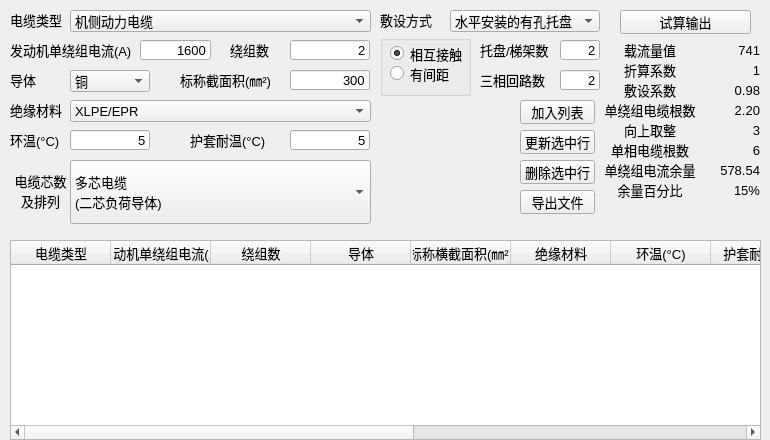
Before: the Qt Designer form ui/PowerCableForm.ui in LeeZhang1979/UniTools, drawn with Qt 5.
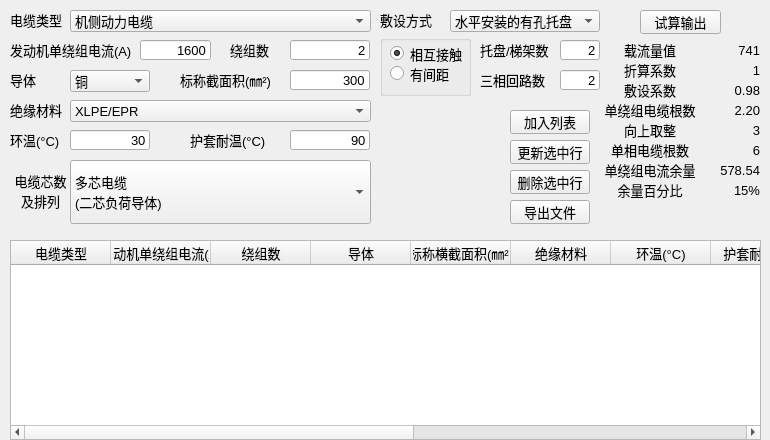
After: the same form once the commit is applied.

What changed in the file:
```diff
--- a/ui/PowerCableForm.ui
+++ b/ui/PowerCableForm.ui
@@ -365,7 +365,7 @@
     <string/>
    </property>
    <property name="text">
-    <string>5</string>
+    <string>90</string>
    </property>
    <property name="alignment">
     <set>Qt::AlignRight|Qt::AlignTrailing|Qt::AlignVCenter</set>
@@ -563,7 +563,7 @@
     <string/>
    </property>
    <property name="text">
-    <string>5</string>
+    <string>30</string>
    </property>
    <property name="alignment">
     <set>Qt::AlignRight|Qt::AlignTrailing|Qt::AlignVCenter</set>
@@ -1076,9 +1076,9 @@
   <widget class="QPushButton" name="btnCalculation">
    <property name="geometry">
     <rect>
-     <x>620</x>
+     <x>640</x>
      <y>10</y>
-     <width>131</width>
+     <width>81</width>
      <height>24</height>
     </rect>
    </property>
@@ -1095,9 +1095,9 @@
   <widget class="QPushButton" name="btnAdd">
    <property name="geometry">
     <rect>
-     <x>520</x>
-     <y>100</y>
-     <width>75</width>
+     <x>510</x>
+     <y>110</y>
+     <width>80</width>
      <height>24</height>
     </rect>
    </property>
@@ -1114,9 +1114,9 @@
   <widget class="QPushButton" name="btnUpdate">
    <property name="geometry">
     <rect>
-     <x>520</x>
-     <y>130</y>
-     <width>75</width>
+     <x>510</x>
+     <y>140</y>
+     <width>80</width>
      <height>24</height>
     </rect>
    </property>
@@ -1133,9 +1133,9 @@
   <widget class="QPushButton" name="btnDelete">
    <property name="geometry">
     <rect>
-     <x>520</x>
-     <y>160</y>
-     <width>75</width>
+     <x>510</x>
+     <y>170</y>
+     <width>80</width>
      <height>24</height>
     </rect>
    </property>
@@ -1152,9 +1152,9 @@
   <widget class="QPushButton" name="btnExport">
    <property name="geometry">
     <rect>
-     <x>520</x>
-     <y>190</y>
-     <width>75</width>
+     <x>510</x>
+     <y>200</y>
+     <width>80</width>
      <height>24</height>
     </rect>
    </property>
```
